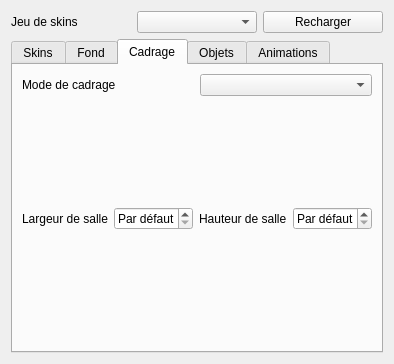
Qt form Source/Elements/UI/TexturePanel.ui (azertval/ProjectGaming) before a commit.
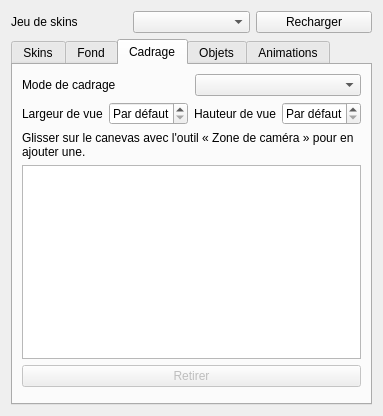
The same form after that commit. The open tabs and pages were chosen to show the change.

Commit message:
LOT-64 — Zones de caméra dessinées à la main et taille de suivi réglable
Mélanger plusieurs tailles de caméra dans un même niveau (mode par salle)
en laissant le level designer dessiner ses propres rectangles de caméra
sur le canevas, plutôt que de subir la grille automatique uniforme.
Rend aussi la taille de la caméra de suivi réglable par niveau.

Déclare EX-LVL-007, EX-REN-017, EX-EDIT-029 ; TACHE-05 du lot.

Diff of the .ui file:
```diff
--- a/Source/Elements/UI/TexturePanel.ui
+++ b/Source/Elements/UI/TexturePanel.ui
@@ -113,7 +113,7 @@
           <property name="bottomMargin"><number>0</number></property>
           <item>
            <widget class="QLabel" name="cameraFramingRoomWidthLabel">
-            <property name="text"><string>Largeur de salle</string></property>
+            <property name="text"><string>Largeur de vue</string></property>
            </widget>
           </item>
           <item>
@@ -125,7 +125,7 @@
           </item>
           <item>
            <widget class="QLabel" name="cameraFramingRoomHeightLabel">
-            <property name="text"><string>Hauteur de salle</string></property>
+            <property name="text"><string>Hauteur de vue</string></property>
            </widget>
           </item>
           <item>
@@ -138,6 +138,37 @@
          </layout>
         </widget>
        </item>
+       <item>
+        <widget class="QWidget" name="cameraFramingZonesWidget">
+         <layout class="QVBoxLayout" name="cameraFramingZonesLayout">
+          <property name="leftMargin"><number>0</number></property>
+          <property name="topMargin"><number>0</number></property>
+          <property name="rightMargin"><number>0</number></property>
+          <property name="bottomMargin"><number>0</number></property>
+          <item>
+           <widget class="QLabel" name="cameraFramingZonesHintLabel">
+            <property name="text">
+             <string>Glisser sur le canevas avec l'outil « Zone de caméra » pour en ajouter une.</string>
+            </property>
+            <property name="wordWrap"><bool>true</bool></property>
+           </widget>
+          </item>
+          <item>
+           <widget class="QTableView" name="cameraFramingZonesTable">
+            <property name="selectionBehavior"><enum>QAbstractItemView::SelectRows</enum></property>
+            <property name="selectionMode"><enum>QAbstractItemView::SingleSelection</enum></property>
+            <property name="editTriggers"><set>QAbstractItemView::NoEditTriggers</set></property>
+           </widget>
+          </item>
+          <item>
+           <widget class="QPushButton" name="cameraFramingZonesRemoveButton">
+            <property name="text"><string>Retirer</string></property>
+            <property name="enabled"><bool>false</bool></property>
+           </widget>
+          </item>
+         </layout>
+        </widget>
+       </item>
        <item>
         <spacer name="cameraFramingSpacer">
          <property name="orientation"><enum>Qt::Vertical</enum></property>
```
Left out of the diff: 10 changed lines with no effect on the pictures. The commit also changes 45 other files.
